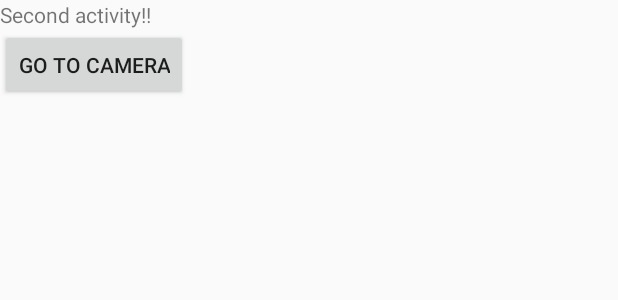
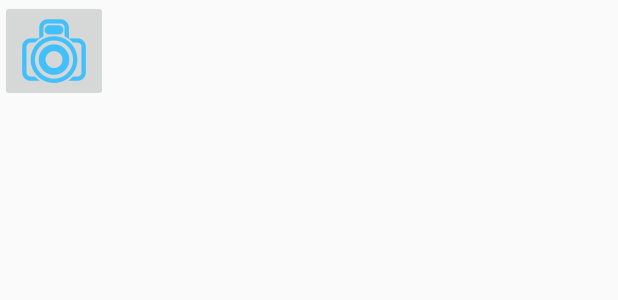
Before and after one commit to clairewu730/PrestoCookingApp, an Android app: the layout activity_clarifai.xml on its own in the app's theme, with its tools: preview values and no code run, on a phone screen of 412 x 824 dp. Shown: the top 300 px of the screen. Run offline under Robolectric (Android 15) with nearby library versions, the phone set to English and light mode, and no system bars.

Commit message:
Second commit: added camera function under onTwist

```diff
--- a/mobile/build.gradle
+++ b/mobile/build.gradle
@@ -6,7 +6,7 @@ android {
 
     defaultConfig {
         applicationId "presto.watch.prestosampleproject"
-        minSdkVersion 19
+        minSdkVersion 21
         targetSdkVersion 22
         versionCode 1
         versionName "1.0"
--- a/mobile/src/main/AndroidManifest.xml
+++ b/mobile/src/main/AndroidManifest.xml
@@ -3,6 +3,8 @@
     package="presto.watch.prestosampleproject" >
 
     <uses-permission android:name="android.permission.INTERNET" />
+    <uses-feature android:name="android.hardware.camera"
+        android:required="true" />
 
     <application
         android:allowBackup="true"
--- a/mobile/src/main/res/layout/activity_clarifai.xml
+++ b/mobile/src/main/res/layout/activity_clarifai.xml
@@ -3,18 +3,22 @@
     xmlns:tools="http://schemas.android.com/tools"
     android:layout_width="match_parent"
     android:layout_height="match_parent"
-    android:orientation="vertical">
+    android:orientation="vertical"
+    android:weightSum="1">
 
-    <TextView
-        android:text="Second activity!!"
-        android:layout_width="wrap_content"
-        android:layout_height="wrap_content" />
 
-    <Button
+
+    <ImageButton
         android:layout_width="wrap_content"
         android:layout_height="wrap_content"
-        android:text="go to Camera"
-        android:id="@+id/button"
-        android:onClick="launchCamera" />
+        android:id="@+id/imageButton"
+        android:src="@mipmap/ic_camera"
+        android:onClick="lauchCamera"/>
+
+    <ImageView
+        android:layout_width="match_parent"
+        android:layout_height="wrap_content"
+        android:id="@+id/imageView"
+        android:layout_weight="0.81" />
 
 </LinearLayout>
```
Also changed, not shown: mobile/src/main/java/presto/watch/prestosampleproject/ClarifaiActivity.java (+43 -2 lines), mobile/src/main/ic_camera-web.png (added), mobile/src/main/ic_launcher-web.png (added), mobile/src/main/res/mipmap-hdpi/ic_camera.png (added), mobile/src/main/res/mipmap-hdpi/ic_launcher.png, mobile/src/main/res/mipmap-mdpi/ic_launcher.png, mobile/src/main/res/mipmap-xhdpi/ic_camera.png (added), mobile/src/main/res/mipmap-xhdpi/ic_launcher.png, mobile/src/main/res/mipmap-xxhdpi/ic_camera.png (added), mobile/src/main/res/mipmap-xxhdpi/ic_launcher.png, mobile/src/main/res/mipmap-xxxhdpi/ic_camera.png (added), mobile/src/main/res/mipmap-xxxhdpi/ic_launcher.png (added), 1 other file.
